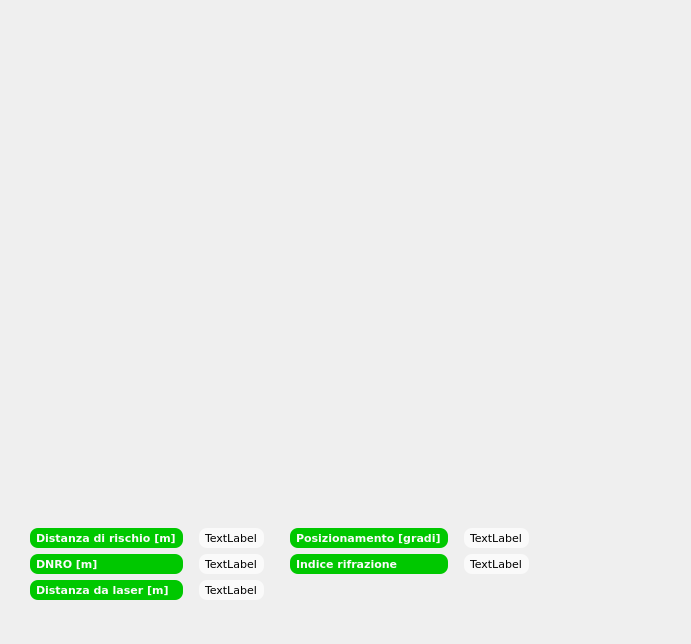
This is fresnelchartdialog.ui in crocodile119/Laser-Studio as Qt 5 draws it before an edit. The edited form follows.
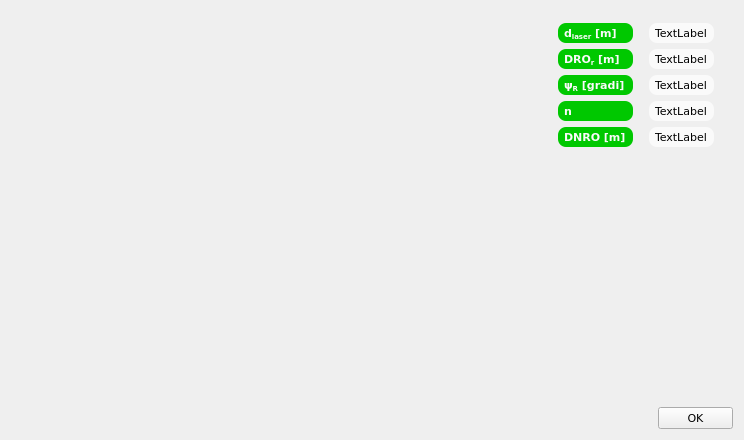
This is the edited form.

The edit to the form file:
```diff
--- a/fresnelchartdialog.ui
+++ b/fresnelchartdialog.ui
@@ -6,10 +6,16 @@
    <rect>
     <x>0</x>
     <y>0</y>
-    <width>691</width>
-    <height>644</height>
+    <width>744</width>
+    <height>437</height>
    </rect>
   </property>
+  <property name="sizePolicy">
+   <sizepolicy hsizetype="Expanding" vsizetype="Expanding">
+    <horstretch>0</horstretch>
+    <verstretch>0</verstretch>
+   </sizepolicy>
+  </property>
   <property name="font">
    <font>
     <family>Verdana</family>
@@ -19,29 +25,25 @@
   <property name="windowTitle">
    <string>Dettagli riflettore di vetro</string>
   </property>
+  <property name="layoutDirection">
+   <enum>Qt::LeftToRight</enum>
+  </property>
   <property name="styleSheet">
    <string notr="true"/>
   </property>
   <layout class="QGridLayout" name="gridLayout_4">
-   <item row="1" column="0">
-    <spacer name="verticalSpacer_3">
-     <property name="orientation">
-      <enum>Qt::Vertical</enum>
+   <item row="0" column="0">
+    <widget class="QWidget" name="chartWidget" native="true">
+     <property name="sizePolicy">
+      <sizepolicy hsizetype="Expanding" vsizetype="Expanding">
+       <horstretch>0</horstretch>
+       <verstretch>0</verstretch>
+      </sizepolicy>
      </property>
-     <property name="sizeHint" stdset="0">
-      <size>
-       <width>20</width>
-       <height>40</height>
-      </size>
-     </property>
-    </spacer>
-   </item>
-   <item row="0" column="0" colspan="2">
-    <widget class="QWidget" name="widget" native="true">
      <property name="minimumSize">
       <size>
-       <width>660</width>
-       <height>490</height>
+       <width>520</width>
+       <height>390</height>
       </size>
      </property>
      <property name="font">
@@ -57,39 +59,78 @@
      </layout>
     </widget>
    </item>
-   <item row="2" column="0" rowspan="2" colspan="2">
-    <widget class="QWidget" name="widget_2" native="true">
+   <item row="0" column="1" colspan="2">
+    <widget class="QWidget" name="resultsWidget" native="true">
+     <property name="sizePolicy">
+      <sizepolicy hsizetype="Expanding" vsizetype="Expanding">
+       <horstretch>0</horstretch>
+       <verstretch>0</verstretch>
+      </sizepolicy>
+     </property>
      <property name="minimumSize">
       <size>
-       <width>660</width>
+       <width>0</width>
        <height>0</height>
       </size>
      </property>
      <layout class="QGridLayout" name="gridLayout_3">
-      <item row="0" column="4">
-       <spacer name="horizontalSpacer">
-        <property name="orientation">
-         <enum>Qt::Horizontal</enum>
-        </property>
-        <property name="sizeHint" stdset="0">
-         <size>
-          <width>2</width>
-          <height>20</height>
-         </size>
+      <property name="topMargin">
+       <number>12</number>
+      </property>
+      <item row="0" column="1" colspan="2">
+       <widget class="QLabel" name="distanceLabel">
+        <property name="font">
+         <font>
+          <family>Verdana</family>
+          <pointsize>8</pointsize>
+         </font>
         </property>
-       </spacer>
+        <property name="styleSheet">
+         <string notr="true">QLabel {background-color: #fafafa}
+QLabel {color: #000000}
+QLabel {border: 0px solid grey}
+QLabel {border-radius: 8px}
+QLabel {padding: 3px}
+QLabel {margin-right: 10px}</string>
+        </property>
+        <property name="text">
+         <string>TextLabel</string>
+        </property>
+       </widget>
       </item>
-      <item row="0" column="3">
-       <layout class="QVBoxLayout" name="verticalLayout_4">
-        <item>
-         <widget class="QLabel" name="positioningLabel">
+      <item row="2" column="0">
+       <widget class="QLabel" name="tCorrectPositioningLabel">
           <property name="font">
            <font>
             <family>Verdana</family>
             <pointsize>8</pointsize>
+          <weight>75</weight>
+          <bold>true</bold>
            </font>
           </property>
           <property name="styleSheet">
+         <string notr="true">QLabel {background-color: #00c800}
+QLabel {color: #fafafa}
+QLabel {border: 0px solid grey}
+QLabel {border-radius: 8px}
+QLabel {padding: 3px}
+QLabel {margin-right: 10px}
+QLabel {margin-left: 10px}</string>
+        </property>
+        <property name="text">
+         <string>ψ&lt;sub&gt;R&lt;/sub&gt; [gradi]</string>
+        </property>
+       </widget>
+      </item>
+      <item row="4" column="1" colspan="2">
+       <widget class="QLabel" name="DNRO_Label">
+        <property name="font">
+         <font>
+          <family>Verdana</family>
+          <pointsize>8</pointsize>
+         </font>
+        </property>
+        <property name="styleSheet">
            <string notr="true">QLabel {background-color: #fafafa}
 QLabel {color: #000000}
 QLabel {border: 0px solid grey}
@@ -102,7 +143,100 @@
           </property>
          </widget>
         </item>
-        <item>
+      <item row="3" column="0">
+       <widget class="QLabel" name="tRefractionLabel">
+        <property name="font">
+         <font>
+          <family>Verdana</family>
+          <pointsize>8</pointsize>
+          <weight>75</weight>
+          <bold>true</bold>
+         </font>
+        </property>
+        <property name="styleSheet">
+         <string notr="true">QLabel {background-color: #00c800}
+QLabel {color: #fafafa}
+QLabel {border: 0px solid grey}
+QLabel {border-radius: 8px}
+QLabel {padding: 3px}
+QLabel {margin-right: 10px}
+QLabel {margin-left: 10px}</string>
+        </property>
+        <property name="text">
+         <string>n</string>
+        </property>
+       </widget>
+      </item>
+      <item row="4" column="0">
+       <widget class="QLabel" name="tDNRO_Label">
+        <property name="font">
+         <font>
+          <family>Verdana</family>
+          <pointsize>8</pointsize>
+          <weight>75</weight>
+          <bold>true</bold>
+         </font>
+        </property>
+        <property name="styleSheet">
+         <string notr="true">QLabel {background-color: #00c800}
+QLabel {color: #fafafa}
+QLabel {border: 0px solid grey}
+QLabel {border-radius: 8px}
+QLabel {padding: 3px}
+QLabel {margin-right: 10px}
+QLabel {margin-left: 10px}</string>
+        </property>
+        <property name="text">
+         <string>DNRO [m]</string>
+        </property>
+       </widget>
+      </item>
+      <item row="1" column="0">
+       <widget class="QLabel" name="tHazardLabel">
+        <property name="font">
+         <font>
+          <family>Verdana</family>
+          <pointsize>8</pointsize>
+          <weight>75</weight>
+          <bold>true</bold>
+         </font>
+        </property>
+        <property name="styleSheet">
+         <string notr="true">QLabel {background-color: #00c800}
+QLabel {color: #fafafa}
+QLabel {border: 0px solid grey}
+QLabel {border-radius: 8px}
+QLabel {padding: 3px}
+QLabel {margin-right: 10px}
+QLabel {margin-left: 10px}</string>
+        </property>
+        <property name="text">
+         <string>DRO&lt;sub&gt;r&lt;/sub&gt; [m]</string>
+        </property>
+       </widget>
+      </item>
+      <item row="2" column="1" colspan="2">
+       <widget class="QLabel" name="correctPositioningLabel">
+        <property name="font">
+         <font>
+          <family>Verdana</family>
+          <pointsize>8</pointsize>
+         </font>
+        </property>
+        <property name="styleSheet">
+         <string notr="true">QLabel {background-color: #fafafa}
+QLabel {color: #000000}
+QLabel {border: 0px solid grey}
+QLabel {border-radius: 8px}
+QLabel {padding: 3px}
+QLabel {margin-right: 10px}</string>
+        </property>
+        <property name="text">
+         <string>TextLabel</string>
+        </property>
+       </widget>
+      </item>
+      <item row="3" column="1" colspan="2">
          <widget class="QLabel" name="refractionLabel">
           <property name="font">
            <font>
@@ -123,24 +257,7 @@
           </property>
          </widget>
         </item>
-        <item>
-         <spacer name="verticalSpacer_5">
-          <property name="orientation">
-           <enum>Qt::Vertical</enum>
-          </property>
-          <property name="sizeHint" stdset="0">
-           <size>
-            <width>20</width>
-            <height>40</height>
-           </size>
-          </property>
-         </spacer>
-        </item>
-       </layout>
-      </item>
-      <item row="0" column="1">
-       <layout class="QVBoxLayout" name="verticalLayout_2">
-        <item>
+      <item row="1" column="1" colspan="2">
          <widget class="QLabel" name="hazardLabel">
           <property name="font">
            <font>
@@ -161,71 +278,12 @@
           </property>
          </widget>
         </item>
-        <item>
-         <widget class="QLabel" name="DNRO_Label">
+      <item row="0" column="0">
+       <widget class="QLabel" name="tDistanceLabel">
           <property name="font">
            <font>
             <family>Verdana</family>
             <pointsize>8</pointsize>
-           </font>
-          </property>
-          <property name="styleSheet">
-           <string notr="true">QLabel {background-color: #fafafa}
-QLabel {color: #000000}
-QLabel {border: 0px solid grey}
-QLabel {border-radius: 8px}
-QLabel {padding: 3px}
-QLabel {margin-right: 10px}</string>
-          </property>
-          <property name="text">
-           <string>TextLabel</string>
-          </property>
-         </widget>
-        </item>
-        <item>
-         <widget class="QLabel" name="distanceLabel">
-          <property name="font">
-           <font>
-            <family>Verdana</family>
-            <pointsize>8</pointsize>
-           </font>
-          </property>
-          <property name="styleSheet">
-           <string notr="true">QLabel {background-color: #fafafa}
-QLabel {color: #000000}
-QLabel {border: 0px solid grey}
-QLabel {border-radius: 8px}
-QLabel {padding: 3px}
-QLabel {margin-right: 10px}</string>
-          </property>
-          <property name="text">
-           <string>TextLabel</string>
-          </property>
-         </widget>
-        </item>
-        <item>
-         <spacer name="verticalSpacer_6">
-          <property name="orientation">
-           <enum>Qt::Vertical</enum>
-          </property>
-          <property name="sizeHint" stdset="0">
-           <size>
-            <width>20</width>
-            <height>40</height>
-           </size>
-          </property>
-         </spacer>
-        </item>
-       </layout>
-      </item>
-      <item row="0" column="2">
-       <layout class="QVBoxLayout" name="verticalLayout_3">
-        <item>
-         <widget class="QLabel" name="label_5">
-          <property name="font">
-           <font>
-            <family>Verdana</family>
-            <pointsize>8</pointsize>
             <weight>75</weight>
             <bold>true</bold>
            </font>
@@ -240,50 +298,11 @@
 QLabel {margin-left: 10px}</string>
           </property>
           <property name="text">
-           <string>Posizionamento [gradi]</string>
+         <string>d&lt;sub&gt;laser&lt;/sub&gt; [m]</string>
           </property>
          </widget>
         </item>
-        <item>
-         <widget class="QLabel" name="label_3">
-          <property name="font">
-           <font>
-            <family>Verdana</family>
-            <pointsize>8</pointsize>
-            <weight>75</weight>
-            <bold>true</bold>
-           </font>
-          </property>
-          <property name="styleSheet">
-           <string notr="true">QLabel {background-color: #00c800}
-QLabel {color: #fafafa}
-QLabel {border: 0px solid grey}
-QLabel {border-radius: 8px}
-QLabel {padding: 3px}
-QLabel {margin-right: 10px}
-QLabel {margin-left: 10px}</string>
-          </property>
-          <property name="text">
-           <string>Indice rifrazione</string>
-          </property>
-         </widget>
-        </item>
-        <item>
-         <spacer name="verticalSpacer_2">
-          <property name="orientation">
-           <enum>Qt::Vertical</enum>
-          </property>
-          <property name="sizeHint" stdset="0">
-           <size>
-            <width>20</width>
-            <height>40</height>
-           </size>
-          </property>
-         </spacer>
-        </item>
-       </layout>
-      </item>
-      <item row="1" column="0">
+      <item row="5" column="0">
        <spacer name="verticalSpacer">
         <property name="orientation">
          <enum>Qt::Vertical</enum>
@@ -296,96 +315,20 @@
         </property>
        </spacer>
       </item>
-      <item row="0" column="0">
-       <layout class="QVBoxLayout" name="verticalLayout">
-        <item>
-         <widget class="QLabel" name="label_4">
-          <property name="font">
-           <font>
-            <family>Verdana</family>
-            <pointsize>8</pointsize>
-            <weight>75</weight>
-            <bold>true</bold>
-           </font>
-          </property>
-          <property name="styleSheet">
-           <string notr="true">QLabel {background-color: #00c800}
-QLabel {color: #fafafa}
-QLabel {border: 0px solid grey}
-QLabel {border-radius: 8px}
-QLabel {padding: 3px}
-QLabel {margin-right: 10px}
-QLabel {margin-left: 10px}</string>
-          </property>
-          <property name="text">
-           <string>Distanza di rischio [m]</string>
-          </property>
-         </widget>
-        </item>
-        <item>
-         <widget class="QLabel" name="label">
-          <property name="font">
-           <font>
-            <family>Verdana</family>
-            <pointsize>8</pointsize>
-            <weight>75</weight>
-            <bold>true</bold>
-           </font>
-          </property>
-          <property name="styleSheet">
-           <string notr="true">QLabel {background-color: #00c800}
-QLabel {color: #fafafa}
-QLabel {border: 0px solid grey}
-QLabel {border-radius: 8px}
-QLabel {padding: 3px}
-QLabel {margin-right: 10px}
-QLabel {margin-left: 10px}</string>
-          </property>
-          <property name="text">
-           <string>DNRO [m]</string>
-          </property>
-         </widget>
-        </item>
-        <item>
-         <widget class="QLabel" name="label_2">
-          <property name="font">
-           <font>
-            <family>Verdana</family>
-            <pointsize>8</pointsize>
-            <weight>75</weight>
-            <bold>true</bold>
-           </font>
-          </property>
-          <property name="styleSheet">
-           <string notr="true">QLabel {background-color: #00c800}
-QLabel {color: #fafafa}
-QLabel {border: 0px solid grey}
-QLabel {border-radius: 8px}
-QLabel {padding: 3px}
-QLabel {margin-right: 10px}
-QLabel {margin-left: 10px}</string>
-          </property>
-          <property name="text">
-           <string>Distanza da laser [m]</string>
-          </property>
-         </widget>
-        </item>
-        <item>
-         <spacer name="verticalSpacer_4">
-          <property name="orientation">
-           <enum>Qt::Vertical</enum>
-          </property>
-          <property name="sizeHint" stdset="0">
+     </layout>
+    </widget>
+   </item>
+   <item row="1" column="2">
+    <widget class="QPushButton" name="pushButton">
+     <property name="maximumSize">
            <size>
-            <width>20</width>
-            <height>40</height>
-           </size>
-          </property>
-         </spacer>
-        </item>
-       </layout>
-      </item>
-     </layout>
+       <width>75</width>
+       <height>16777215</height>
+      </size>
+     </property>
+     <property name="text">
+      <string>OK</string>
+     </property>
     </widget>
    </item>
   </layout>
```
Lines whose indentation alone changed are shown as unchanged.
